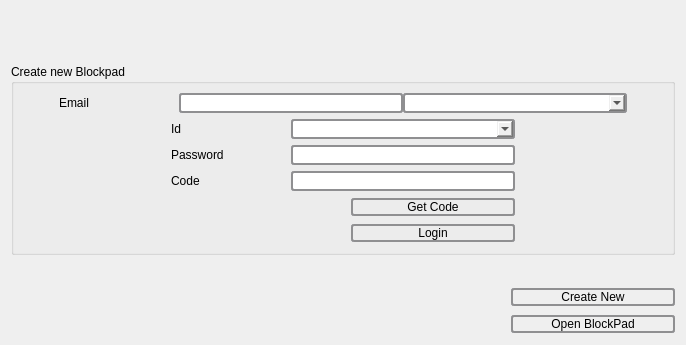
Before: the Qt Designer form register.ui in Bloc10FinTech/blockpad, drawn with Qt 5.
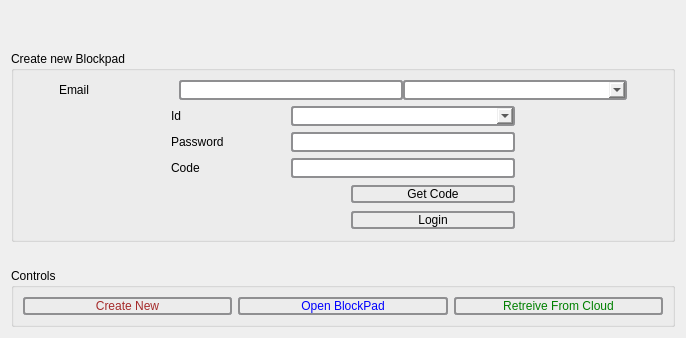
After: the same form once the commit is applied.

Commit message: retreive widget, dont test communication with server

What changed in the file:
```diff
--- a/register.ui
+++ b/register.ui
@@ -7,7 +7,7 @@
     <x>0</x>
     <y>0</y>
     <width>686</width>
-    <height>345</height>
+    <height>334</height>
    </rect>
   </property>
   <property name="sizePolicy">
@@ -69,11 +69,107 @@
        <height>16777215</height>
       </size>
      </property>
+     <property name="palette">
+      <palette>
+       <active>
+        <colorrole role="WindowText">
+         <brush brushstyle="SolidPattern">
+          <color alpha="255">
+           <red>76</red>
+           <green>69</green>
+           <blue>68</blue>
+          </color>
+         </brush>
+        </colorrole>
+        <colorrole role="Text">
+         <brush brushstyle="SolidPattern">
+          <color alpha="255">
+           <red>76</red>
+           <green>69</green>
+           <blue>68</blue>
+          </color>
+         </brush>
+        </colorrole>
+        <colorrole role="ButtonText">
+         <brush brushstyle="SolidPattern">
+          <color alpha="255">
+           <red>76</red>
+           <green>69</green>
+           <blue>68</blue>
+          </color>
+         </brush>
+        </colorrole>
+       </active>
+       <inactive>
+        <colorrole role="WindowText">
+         <brush brushstyle="SolidPattern">
+          <color alpha="255">
+           <red>76</red>
+           <green>69</green>
+           <blue>68</blue>
+          </color>
+         </brush>
+        </colorrole>
+        <colorrole role="Text">
+         <brush brushstyle="SolidPattern">
+          <color alpha="255">
+           <red>76</red>
+           <green>69</green>
+           <blue>68</blue>
+          </color>
+         </brush>
+        </colorrole>
+        <colorrole role="ButtonText">
+         <brush brushstyle="SolidPattern">
+          <color alpha="255">
+           <red>76</red>
+           <green>69</green>
+           <blue>68</blue>
+          </color>
+         </brush>
+        </colorrole>
+       </inactive>
+       <disabled>
+        <colorrole role="WindowText">
+         <brush brushstyle="SolidPattern">
+          <color alpha="255">
+           <red>76</red>
+           <green>69</green>
+           <blue>68</blue>
+          </color>
+         </brush>
+        </colorrole>
+        <colorrole role="Text">
+         <brush brushstyle="SolidPattern">
+          <color alpha="255">
+           <red>76</red>
+           <green>69</green>
+           <blue>68</blue>
+          </color>
+         </brush>
+        </colorrole>
+        <colorrole role="ButtonText">
+         <brush brushstyle="SolidPattern">
+          <color alpha="255">
+           <red>76</red>
+           <green>69</green>
+           <blue>68</blue>
+          </color>
+         </brush>
+        </colorrole>
+       </disabled>
+      </palette>
+     </property>
      <property name="font">
       <font>
        <italic>true</italic>
       </font>
      </property>
+     <property name="styleSheet">
+      <string notr="true">QLabel{
+color:#4c4544;
+};</string>
+     </property>
      <property name="text">
       <string/>
      </property>
@@ -84,6 +180,12 @@
    </item>
    <item>
     <widget class="QLabel" name="labelEmpty">
+     <property name="minimumSize">
+      <size>
+       <width>0</width>
+       <height>0</height>
+      </size>
+     </property>
      <property name="text">
       <string/>
      </property>
@@ -652,87 +754,53 @@
     </widget>
    </item>
    <item>
-    <widget class="QWidget" name="widgetCreate" native="true">
-     <layout class="QHBoxLayout" name="horizontalLayout_3">
-      <property name="spacing">
-       <number>0</number>
-      </property>
-      <property name="leftMargin">
-       <number>0</number>
-      </property>
-      <property name="topMargin">
-       <number>0</number>
-      </property>
-      <property name="rightMargin">
-       <number>0</number>
-      </property>
-      <property name="bottomMargin">
-       <number>0</number>
-      </property>
-      <item>
-       <spacer name="horizontalSpacer">
-        <property name="orientation">
-         <enum>Qt::Horizontal</enum>
-        </property>
-        <property name="sizeHint" stdset="0">
-         <size>
-          <width>40</width>
-          <height>20</height>
-         </size>
-        </property>
-       </spacer>
-      </item>
+    <widget class="QGroupBox" name="groupBox">
+     <property name="title">
+      <string>Controls</string>
+     </property>
+     <layout class="QHBoxLayout" name="horizontalLayout_9">
       <item>
        <widget class="QPushButton" name="pushButtonCreateBlockPad">
+        <property name="styleSheet">
+         <string notr="true">QPushButton{
+color:brown;
+}</string>
+        </property>
         <property name="text">
          <string>Create New</string>
         </property>
        </widget>
       </item>
-     </layout>
-    </widget>
-   </item>
-   <item>
-    <widget class="QWidget" name="widgetOpenFile" native="true">
-     <layout class="QHBoxLayout" name="horizontalLayout_4">
-      <property name="spacing">
-       <number>0</number>
-      </property>
-      <property name="leftMargin">
-       <number>0</number>
-      </property>
-      <property name="topMargin">
-       <number>0</number>
-      </property>
-      <property name="rightMargin">
-       <number>0</number>
-      </property>
-      <property name="bottomMargin">
-       <number>0</number>
-      </property>
-      <item>
-       <spacer name="horizontalSpacer_2">
-        <property name="orientation">
-         <enum>Qt::Horizontal</enum>
-        </property>
-        <property name="sizeHint" stdset="0">
-         <size>
-          <width>40</width>
-          <height>20</height>
-         </size>
-        </property>
-       </spacer>
-      </item>
       <item>
        <widget class="QPushButton" name="pushButtonOpenFile">
         <property name="styleSheet">
-         <string notr="true"/>
+         <string notr="true">QPushButton{
+color:blue;
+}</string>
         </property>
         <property name="text">
          <string>Open BlockPad</string>
         </property>
        </widget>
       </item>
+      <item>
+       <widget class="QPushButton" name="pushButtonRetrieveFile">
+        <property name="minimumSize">
+         <size>
+          <width>164</width>
+          <height>0</height>
+         </size>
+        </property>
+        <property name="styleSheet">
+         <string notr="true">QPushButton{
+color:green;
+}</string>
+        </property>
+        <property name="text">
+         <string>Retreive From Cloud</string>
+        </property>
+       </widget>
+      </item>
      </layout>
     </widget>
    </item>
```
The commit also changes 13 other files.
